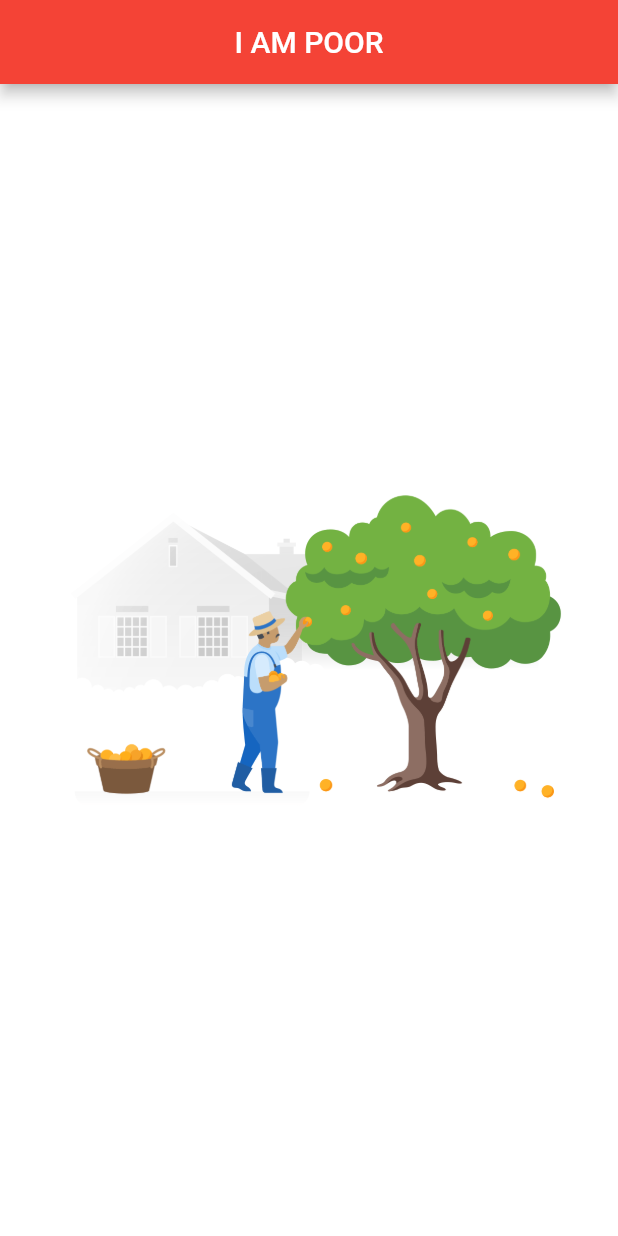
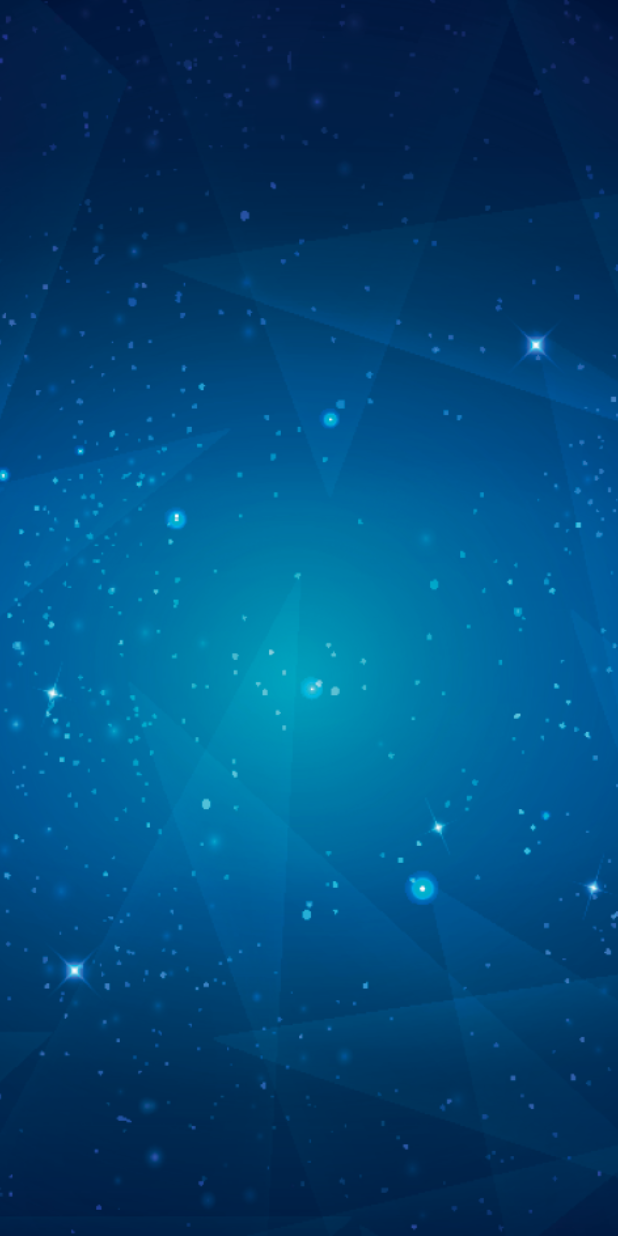
Before and after one commit to Prasen86/flutter_tutorial_app, a Flutter app: the screen it shows after launch, on a phone screen of 412 x 824 dp. Run offline on Flutter 3.47's test engine with Material 2 defaults, Android fonts, the phone set to English and light mode, and no system bars.

Commit message:
Background created

```diff
--- a/lib/main.dart
+++ b/lib/main.dart
@@ -16,27 +16,19 @@ class HomePage extends StatefulWidget {
   _HomePageState createState() => _HomePageState();
 }
 
-Widget _bodyWidget() {
-  return new Container(
-    color: Colors.white,
-    child: Center(
-      child: new Image(
-        image: AssetImage("assets/images/iampoor.png"),
-        fit: BoxFit.fill,
-      ),
-    ),
-  );
-}
-
 class _HomePageState extends State<HomePage> {
   @override
   Widget build(BuildContext context) {
-    return new Scaffold(
-      appBar: new AppBar(
-        title: Center(child: new Text("I AM POOR")),
-        backgroundColor: Colors.red,
+    return Container(
+      decoration: BoxDecoration(
+        image: DecorationImage(
+          image: ExactAssetImage('assets/images/background.png'),
+          fit: BoxFit.cover,
+        ),
       ),
-      body: _bodyWidget(),
+      child: Column(
+
+      ),
     );
   }
 }
```
